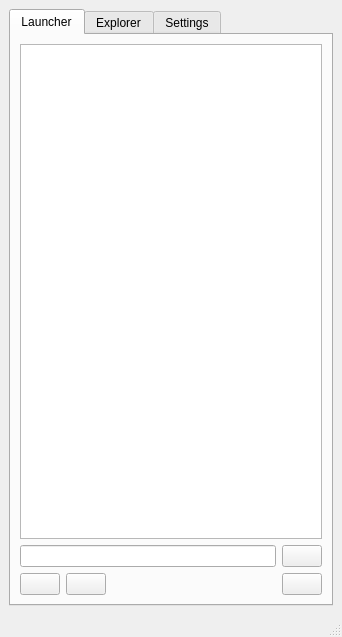
Qt form MainWindow.ui (jplozf/Collector) before a commit.
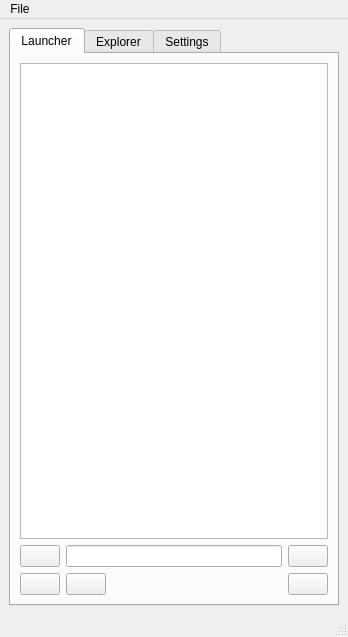
The same form after that commit. The open tabs and pages were chosen to show the change. Icons and pictures are not drawn.

Commit message: add lock and unlock feature

```diff
--- a/MainWindow.ui
+++ b/MainWindow.ui
@@ -6,7 +6,7 @@
    <rect>
     <x>0</x>
     <y>0</y>
-    <width>342</width>
+    <width>348</width>
     <height>637</height>
    </rect>
   </property>
@@ -36,6 +36,17 @@
           </item>
           <item>
            <layout class="QHBoxLayout" name="horizontalLayout_4">
+            <item>
+             <widget class="QPushButton" name="btnLockUnlock">
+              <property name="text">
+               <string/>
+              </property>
+              <property name="icon">
+               <iconset resource="Collector.qrc">
+                <normaloff>:/icons/green/Lock.png</normaloff>:/icons/green/Lock.png</iconset>
+              </property>
+             </widget>
+            </item>
             <item>
              <widget class="QLineEdit" name="txtTopicName"/>
             </item>
@@ -400,10 +411,21 @@
     <rect>
      <x>0</x>
      <y>0</y>
-     <width>342</width>
-     <height>23</height>
+     <width>348</width>
+     <height>21</height>
     </rect>
    </property>
+   <widget class="QMenu" name="menuFile">
+    <property name="title">
+     <string>File</string>
+    </property>
+    <addaction name="actionNew_List"/>
+    <addaction name="actionOpen_List"/>
+    <addaction name="separator"/>
+    <addaction name="actionSave_List"/>
+    <addaction name="actionSave_List_As"/>
+   </widget>
+   <addaction name="menuFile"/>
   </widget>
   <widget class="QStatusBar" name="statusbar"/>
  </widget>
```
Left out of the diff: 56 changed lines with no effect on the pictures. The commit also changes 2319 other files.
